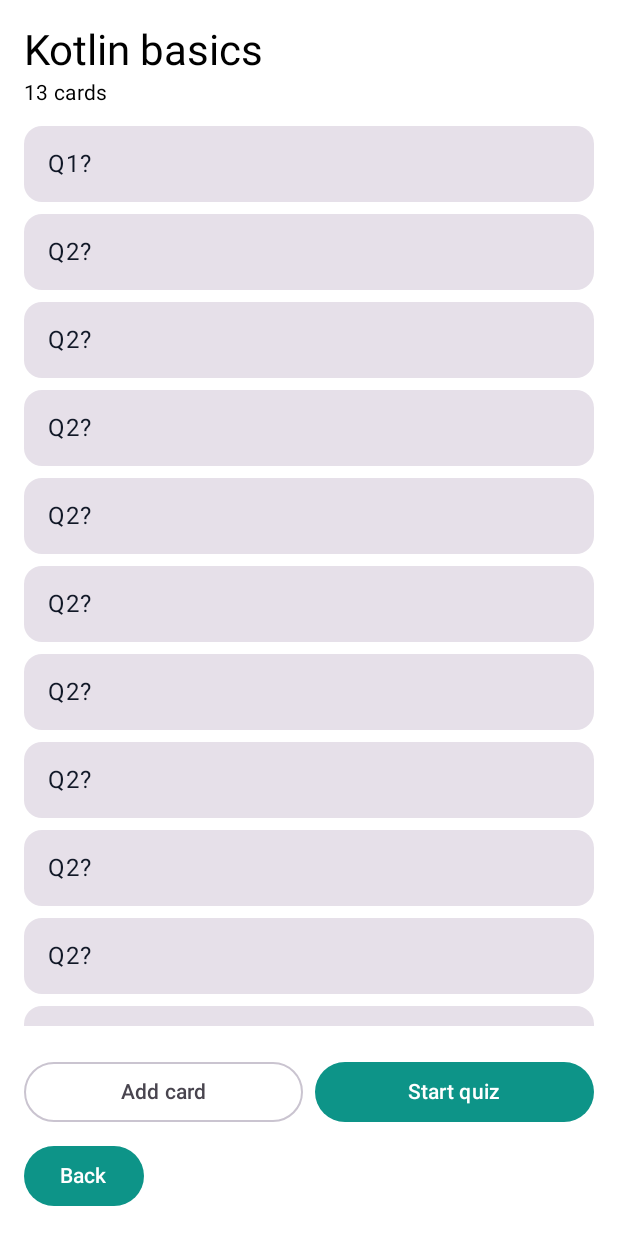
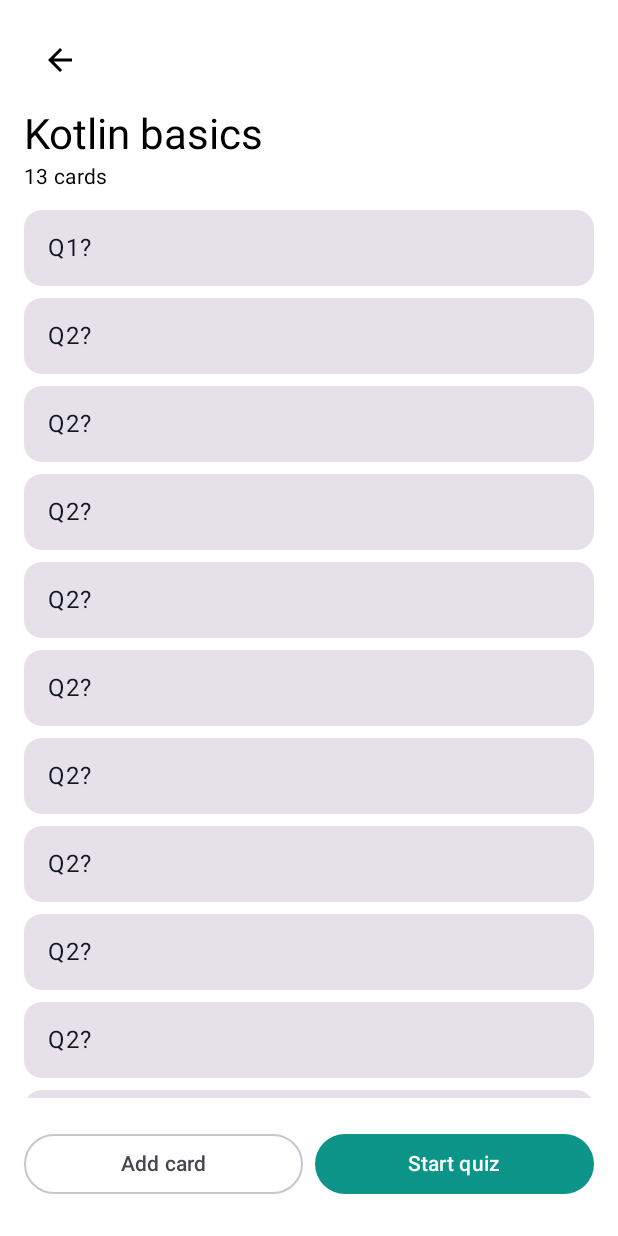
Before and after one commit to Scki7/FlashQuiz, an Android app built with Jetpack Compose: the @Preview function DeckDetailScreenPreview, on a phone screen of 412 x 824 dp. Run offline under Robolectric (Android 15) with nearby library versions, the phone set to English and light mode, and no system bars.

Commit message:
ui: replace bottom Back buttons with top-left back arrow icon

```diff
--- a/app/build.gradle.kts
+++ b/app/build.gradle.kts
@@ -40,6 +40,7 @@ dependencies {
     implementation(platform(libs.androidx.compose.bom))
     implementation(libs.androidx.activity.compose)
     implementation(libs.androidx.compose.material3)
+    implementation("androidx.compose.material:material-icons-extended")
     implementation(libs.androidx.compose.ui)
     implementation(libs.androidx.compose.ui.graphics)
     implementation(libs.androidx.compose.ui.tooling.preview)
--- a/app/src/main/java/com/example/flashquiz/ui/screens/DeckDetailScreen.kt
+++ b/app/src/main/java/com/example/flashquiz/ui/screens/DeckDetailScreen.kt
@@ -10,8 +10,12 @@ import androidx.compose.foundation.layout.padding
 import androidx.compose.foundation.layout.statusBarsPadding
 import androidx.compose.foundation.lazy.LazyColumn
 import androidx.compose.foundation.lazy.items
+import androidx.compose.material.icons.Icons
+import androidx.compose.material.icons.automirrored.filled.ArrowBack
 import androidx.compose.material3.Button
 import androidx.compose.material3.Card
+import androidx.compose.material3.Icon
+import androidx.compose.material3.IconButton
 import androidx.compose.material3.MaterialTheme
 import androidx.compose.material3.OutlinedButton
 import androidx.compose.material3.Text
@@ -22,6 +26,7 @@ import androidx.compose.ui.unit.dp
 import com.example.flashquiz.data.model.Deck
 import com.example.flashquiz.data.model.Flashcard
 import com.example.flashquiz.ui.theme.FlashQuizTheme
+
 @Composable
 fun DeckDetailScreen(
     deck: Deck?,
@@ -29,7 +34,7 @@ fun DeckDetailScreen(
     onStartQuiz: () -> Unit,
     onBack: () -> Unit,
     modifier: Modifier = Modifier
-){
+) {
     if (deck == null) {
         Text("Deck not found", modifier = modifier.padding(24.dp))
     } else {
@@ -37,12 +42,25 @@ fun DeckDetailScreen(
             modifier = modifier
                 .fillMaxSize()
                 .statusBarsPadding()
-                .padding(16.dp)) {
+                .padding(16.dp)
+        ) {
+            IconButton(
+                onClick = onBack,
+                modifier = Modifier.padding(bottom = 8.dp)
+            ) {
+                Icon(
+                    imageVector = Icons.AutoMirrored.Filled.ArrowBack,
+                    contentDescription = "Back"
+                )
+            }
+
             Text(deck.name, style = MaterialTheme.typography.headlineMedium)
             Text("${deck.cards.size} cards", style = MaterialTheme.typography.bodyMedium)
 
             LazyColumn(
-                modifier = Modifier.weight(1f).padding(vertical = 12.dp),
+                modifier = Modifier
+                    .weight(1f)
+                    .padding(vertical = 12.dp),
                 verticalArrangement = Arrangement.spacedBy(8.dp)
             ) {
                 items(deck.cards, key = { it.id }) { card ->
@@ -56,7 +74,10 @@ fun DeckDetailScreen(
                 }
             }
             Row(
-                modifier = Modifier.fillMaxWidth().padding(vertical = 8.dp),
+                modifier = Modifier
+                    .fillMaxWidth()
+                    .navigationBarsPadding()
+                    .padding(vertical = 8.dp),
                 horizontalArrangement = Arrangement.spacedBy(8.dp)
             ) {
                 OutlinedButton(onClick = onAddCard, modifier = Modifier.weight(1f)) {
@@ -68,8 +89,6 @@ fun DeckDetailScreen(
                     modifier = Modifier.weight(1f)
                 ) { Text("Start quiz") }
             }
-            Button(onClick = onBack,modifier = Modifier.navigationBarsPadding()) { Text("Back") }
-
         }
     }
 }
@@ -84,25 +103,23 @@ fun DeckDetailScreenPreview() {
                 "Kotlin basics",
                 listOf(
                     Flashcard(1, "Q1?", "A"),
-                    Flashcard(2,"Q2?","A"),
-                    Flashcard(3,"Q2?","A"),
-                    Flashcard(4,"Q2?","A"),
-                    Flashcard(5,"Q2?","A"),
-                    Flashcard(6,"Q2?","A"),
-                    Flashcard(7,"Q2?","A"),
-                    Flashcard(8,"Q2?","A"),
-                    Flashcard(9,"Q2?","A"),
-                    Flashcard(10,"Q2?","A"),
-                    Flashcard(11,"Q2?","A"),
-                    Flashcard(12,"Q2?","A"),
-                    Flashcard(13,"Q2?","A"),
-
+                    Flashcard(2, "Q2?", "A"),
+                    Flashcard(3, "Q2?", "A"),
+                    Flashcard(4, "Q2?", "A"),
+                    Flashcard(5, "Q2?", "A"),
+                    Flashcard(6, "Q2?", "A"),
+                    Flashcard(7, "Q2?", "A"),
+                    Flashcard(8, "Q2?", "A"),
+                    Flashcard(9, "Q2?", "A"),
+                    Flashcard(10, "Q2?", "A"),
+                    Flashcard(11, "Q2?", "A"),
+                    Flashcard(12, "Q2?", "A"),
+                    Flashcard(13, "Q2?", "A"),
                 )
             ),
             onBack = {},
             onAddCard = {},
             onStartQuiz = {}
-
         )
     }
 }
```
Also changed, not shown: app/src/main/java/com/example/flashquiz/ui/screens/AddCardScreen.kt (+25 -18 lines), app/src/main/java/com/example/flashquiz/ui/screens/QuizScreen.kt (+11 -3 lines).
